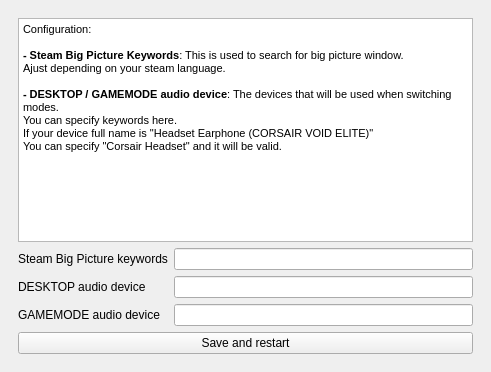
This is design.ui in Odizinne/bigpicturetv as Qt 5 draws it before an edit. The edited form follows.
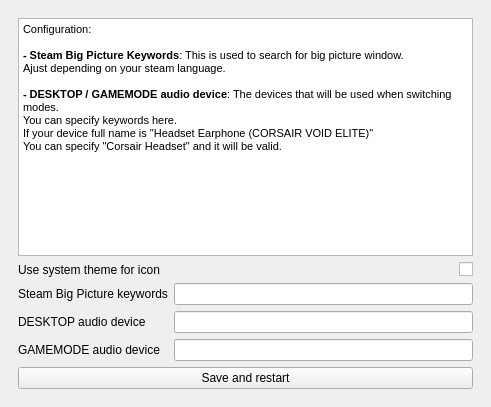
This is the edited form.

Commit message: added system theme color icon

What changed in the file:
```diff
--- a/design.ui
+++ b/design.ui
@@ -7,7 +7,7 @@
     <x>0</x>
     <y>0</y>
     <width>491</width>
-    <height>372</height>
+    <height>407</height>
    </rect>
   </property>
   <property name="sizePolicy">
@@ -24,40 +24,33 @@
     <item row="0" column="0">
      <widget class="QFrame" name="gridFrame">
       <layout class="QGridLayout" name="gridLayout">
-       <item row="2" column="0">
+       <item row="3" column="0">
         <widget class="QLabel" name="label_2">
          <property name="text">
           <string>DESKTOP audio device</string>
          </property>
         </widget>
        </item>
-       <item row="3" column="0">
-        <widget class="QLabel" name="label_3">
-         <property name="text">
-          <string>GAMEMODE audio device</string>
-         </property>
-        </widget>
-       </item>
-       <item row="2" column="1">
+       <item row="3" column="1">
         <widget class="QLineEdit" name="desktopEntry"/>
        </item>
-       <item row="1" column="0">
+       <item row="2" column="0">
         <widget class="QLabel" name="label">
+         <property name="autoFillBackground">
+          <bool>false</bool>
+         </property>
          <property name="text">
           <string>Steam Big Picture keywords</string>
          </property>
         </widget>
        </item>
-       <item row="1" column="1">
+       <item row="2" column="1">
         <widget class="QLineEdit" name="steamEntry"/>
        </item>
-       <item row="3" column="1">
-        <widget class="QLineEdit" name="gamemodeEntry"/>
-       </item>
-       <item row="4" column="0" colspan="2">
-        <widget class="QPushButton" name="saveButton">
+       <item row="4" column="0">
+        <widget class="QLabel" name="label_3">
          <property name="text">
-          <string>Save and restart</string>
+          <string>GAMEMODE audio device</string>
          </property>
         </widget>
        </item>
@@ -81,6 +74,33 @@
          </property>
         </widget>
        </item>
+       <item row="4" column="1">
+        <widget class="QLineEdit" name="gamemodeEntry"/>
+       </item>
+       <item row="5" column="0" colspan="2">
+        <widget class="QPushButton" name="saveButton">
+         <property name="text">
+          <string>Save and restart</string>
+         </property>
+        </widget>
+       </item>
+       <item row="1" column="1">
+        <widget class="QCheckBox" name="systemThemeBox">
+         <property name="layoutDirection">
+          <enum>Qt::RightToLeft</enum>
+         </property>
+         <property name="text">
+          <string/>
+         </property>
+        </widget>
+       </item>
+       <item row="1" column="0">
+        <widget class="QLabel" name="label_4">
+         <property name="text">
+          <string>Use system theme for icon</string>
+         </property>
+        </widget>
+       </item>
       </layout>
      </widget>
     </item>
```
The commit also changes 3 other files.
